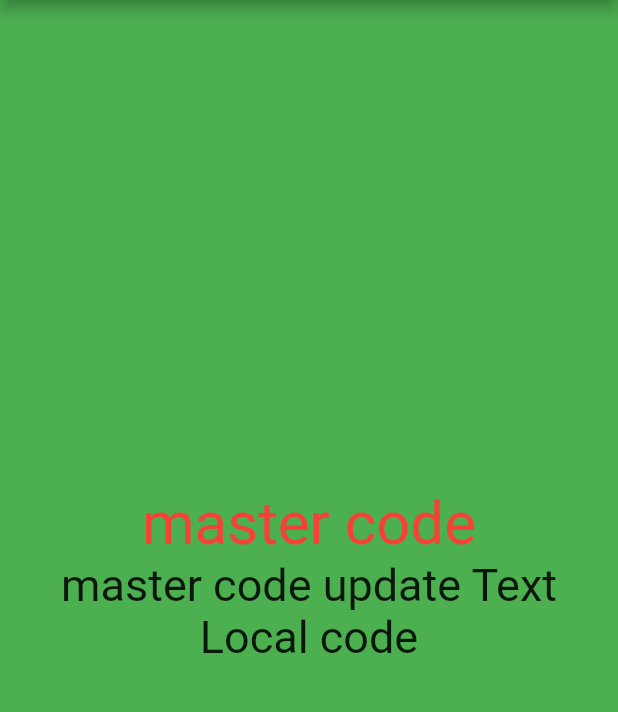
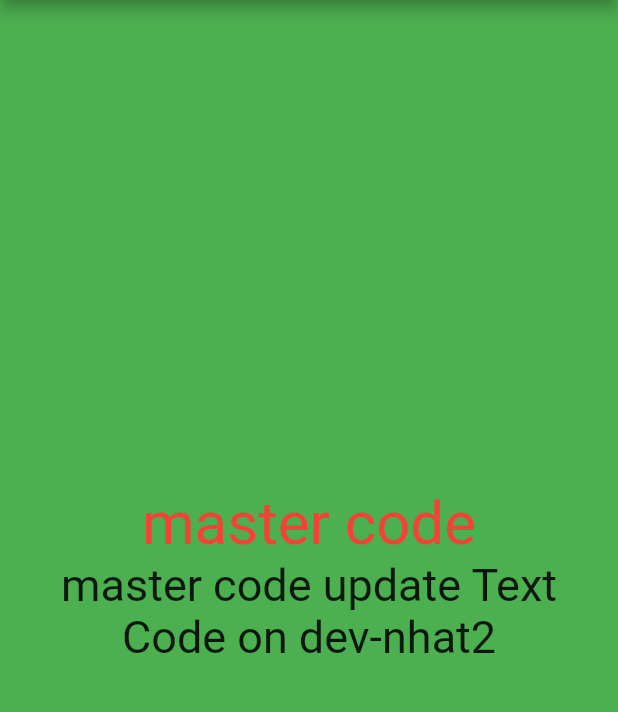
Before and after one commit to jami000/demo-git, a Flutter app: the screen it shows after launch, on a phone screen of 412 x 824 dp, the part 84-796 px from its top. Run offline on Flutter 3.47's test engine with Material 2 defaults, Android fonts, the phone set to English and light mode, and no system bars.

Commit message:
dev-nhat2 C1

```diff
--- a/demogit_test/lib/main.dart
+++ b/demogit_test/lib/main.dart
@@ -46,7 +46,7 @@ class _MyHomePageState extends State<MyHomePage> {
               'master code update Text', style: TextStyle(fontSize: 30),
             ),
             Text(
-              'Local code',
+              'Code on dev-nhat2',
               style: TextStyle(fontSize: 30),
             ),
           ],
```
